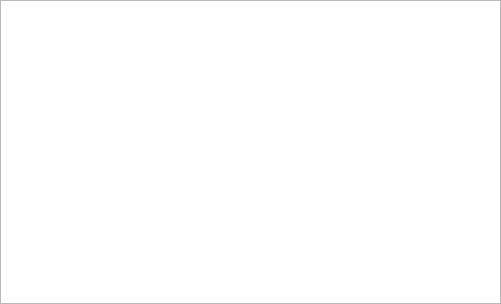
Qt form Qt/_For_tests/src/mainbox/ui/mainbox.ui (RinatB2017/mega_GIT) before a commit.
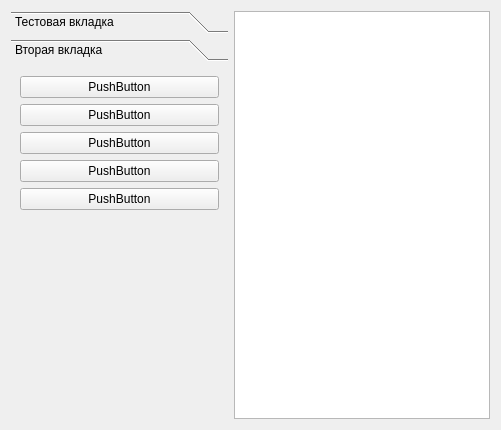
The same form after that commit. Custom widgets are drawn as their Qt base class.

The edit to the form file:
```diff
--- a/Qt/_For_tests/src/mainbox/ui/mainbox.ui
+++ b/Qt/_For_tests/src/mainbox/ui/mainbox.ui
@@ -7,27 +7,135 @@
     <x>0</x>
     <y>0</y>
     <width>501</width>
-    <height>304</height>
+    <height>430</height>
    </rect>
   </property>
-  <layout class="QVBoxLayout" name="verticalLayout">
-   <property name="leftMargin">
-    <number>0</number>
-   </property>
-   <property name="topMargin">
-    <number>0</number>
-   </property>
-   <property name="rightMargin">
-    <number>0</number>
-   </property>
-   <property name="bottomMargin">
-    <number>0</number>
-   </property>
+  <layout class="QHBoxLayout" name="horizontalLayout_2">
+   <item>
+    <widget class="QToolBox" name="toolBox">
+     <property name="tabletTracking">
+      <bool>true</bool>
+     </property>
+     <property name="currentIndex">
+      <number>1</number>
+     </property>
+     <widget class="QWidget" name="page">
+      <property name="geometry">
+       <rect>
+        <x>0</x>
+        <y>0</y>
+        <width>218</width>
+        <height>342</height>
+       </rect>
+      </property>
+      <attribute name="label">
+       <string>Тестовая вкладка</string>
+      </attribute>
+      <layout class="QVBoxLayout" name="verticalLayout_2">
+       <item>
+        <widget class="QPushButton" name="pushButton">
+         <property name="text">
+          <string>PushButton</string>
+         </property>
+        </widget>
+       </item>
+       <item>
+        <widget class="QPushButton" name="pushButton_2">
+         <property name="text">
+          <string>PushButton</string>
+         </property>
+        </widget>
+       </item>
+       <item>
+        <widget class="QPushButton" name="pushButton_3">
+         <property name="text">
+          <string>PushButton</string>
+         </property>
+        </widget>
+       </item>
+       <item>
+        <widget class="LogBox" name="widget" native="true"/>
+       </item>
+      </layout>
+     </widget>
+     <widget class="QWidget" name="page_2">
+      <property name="geometry">
+       <rect>
+        <x>0</x>
+        <y>0</y>
+        <width>218</width>
+        <height>342</height>
+       </rect>
+      </property>
+      <attribute name="label">
+       <string>Вторая вкладка</string>
+      </attribute>
+      <layout class="QVBoxLayout" name="verticalLayout">
+       <item>
+        <widget class="QPushButton" name="pushButton_4">
+         <property name="text">
+          <string>PushButton</string>
+         </property>
+        </widget>
+       </item>
+       <item>
+        <widget class="QPushButton" name="pushButton_5">
+         <property name="text">
+          <string>PushButton</string>
+         </property>
+        </widget>
+       </item>
+       <item>
+        <widget class="QPushButton" name="pushButton_6">
+         <property name="text">
+          <string>PushButton</string>
+         </property>
+        </widget>
+       </item>
+       <item>
+        <widget class="QPushButton" name="pushButton_7">
+         <property name="text">
+          <string>PushButton</string>
+         </property>
+        </widget>
+       </item>
+       <item>
+        <widget class="QPushButton" name="pushButton_8">
+         <property name="text">
+          <string>PushButton</string>
+         </property>
+        </widget>
+       </item>
+       <item>
+        <spacer name="verticalSpacer">
+         <property name="orientation">
+          <enum>Qt::Vertical</enum>
+         </property>
+         <property name="sizeHint" stdset="0">
+          <size>
+           <width>20</width>
+           <height>40</height>
+          </size>
+         </property>
+        </spacer>
+       </item>
+      </layout>
+     </widget>
+    </widget>
+   </item>
    <item>
     <widget class="QTableWidget" name="tableWidget"/>
    </item>
   </layout>
  </widget>
+ <customwidgets>
+  <customwidget>
+   <class>LogBox</class>
+   <extends>QWidget</extends>
+   <header>logbox.hpp</header>
+   <container>1</container>
+  </customwidget>
+ </customwidgets>
  <resources/>
  <connections/>
 </ui>
```
